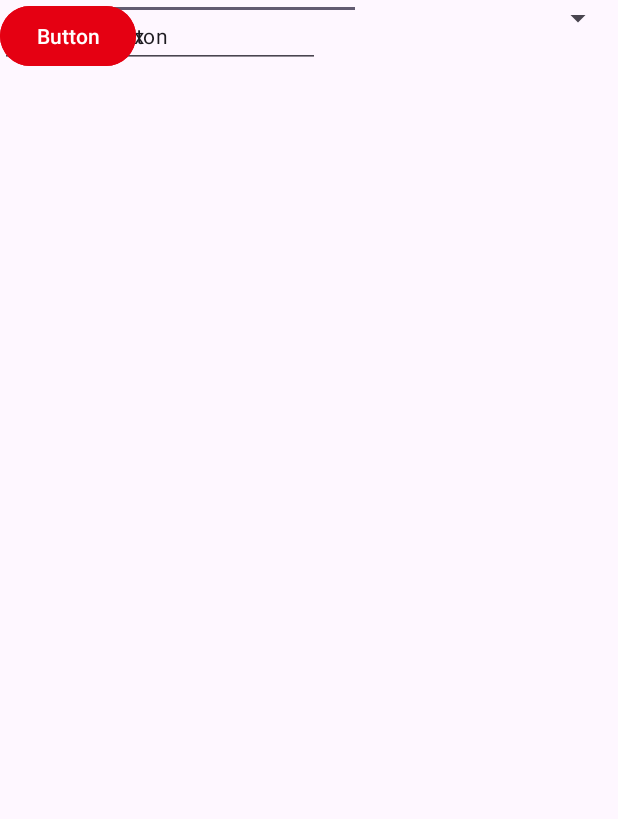
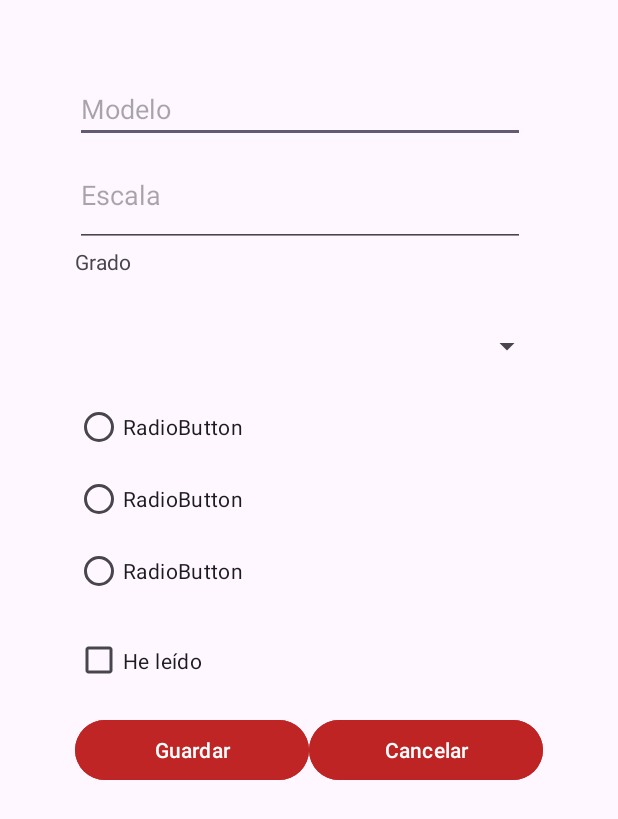
Before and after one commit to CarlosHC12/PracticaMoviles, an Android app: the layout activity_form.xml on its own in the app's theme, with its tools: preview values and no code run, on a phone screen of 412 x 824 dp. Shown: the top 819 px of the screen. Run offline under Robolectric (Android 15) with nearby library versions, the phone set to English and light mode, and no system bars.

Commit message:
Comienzo formulario

```diff
--- a/app/build.gradle.kts
+++ b/app/build.gradle.kts
@@ -30,6 +30,9 @@ android {
         sourceCompatibility = JavaVersion.VERSION_11
         targetCompatibility = JavaVersion.VERSION_11
     }
+    buildFeatures {
+        viewBinding = true
+    }
 }
 
 dependencies {
@@ -41,4 +44,5 @@ dependencies {
     testImplementation(libs.junit)
     androidTestImplementation(libs.androidx.espresso.core)
     androidTestImplementation(libs.androidx.junit)
+    implementation(libs.androidx.recyclerview)
 }
--- a/app/src/main/java/com/example/apptest/FormActivity.kt
+++ b/app/src/main/java/com/example/apptest/FormActivity.kt
@@ -1,20 +1,55 @@
 package com.example.apptest
 
 import android.os.Bundle
+import android.widget.Toast
 import androidx.activity.enableEdgeToEdge
 import androidx.appcompat.app.AppCompatActivity
 import androidx.core.view.ViewCompat
 import androidx.core.view.WindowInsetsCompat
+import com.example.apptest.databinding.ActivityFormBinding
 
 class FormActivity : AppCompatActivity() {
+
+    companion object {
+        const val error_obligatorio = "CAMPO OBLIGATORIO"
+    }
+    private lateinit var binding: ActivityFormBinding
     override fun onCreate(savedInstanceState: Bundle?) {
         super.onCreate(savedInstanceState)
         enableEdgeToEdge()
-        setContentView(R.layout.activity_form)
-        ViewCompat.setOnApplyWindowInsetsListener(findViewById(R.id.main)) { v, insets ->
+        binding = ActivityFormBinding.inflate(layoutInflater)
+        setContentView(binding.root)
+        ViewCompat.setOnApplyWindowInsetsListener(binding.main) { v, insets ->
             val systemBars = insets.getInsets(WindowInsetsCompat.Type.systemBars())
             v.setPadding(systemBars.left, systemBars.top, systemBars.right, systemBars.bottom)
             insets
         }
+        binding.btnGuardar.setOnClickListener { guardar() }
+        binding.btnCancelar.setOnClickListener { finish() }
     }
+
+    private fun guardar() {
+        val modelo = binding.edModelo.text.toString().trim()
+        val escala = binding.edEscala.text.toString().trim()
+
+        if (modelo.isEmpty()) {
+            binding.edModelo.error = error_obligatorio
+            binding.edEscala.requestFocus()
+            return
+        }
+        if (escala.isEmpty()) {
+            binding.edModelo.error =  error_obligatorio
+            binding.edEscala.requestFocus()
+            return
+        }
+        val grado = binding.spinnerGrado.selectedItem.toString()
+        /*val formato = when (binding.grupoFormato.checkedRadioButtonId) {
+            R.id.radio_electronico -> getString(R.string.electronico)
+            R.id.radio_audiolibro -> getString(R.string.audiolibro)
+            else -> getString(R.string.papel)*/
+
+    }
+    val leido = binding.checkLeido.isChecked
+
+
 }
--- a/app/src/main/res/layout/activity_form.xml
+++ b/app/src/main/res/layout/activity_form.xml
@@ -1,66 +1,93 @@
 <?xml version="1.0" encoding="utf-8"?>
-<androidx.constraintlayout.widget.ConstraintLayout xmlns:android="http://schemas.android.com/apk/res/android"
+<androidx.constraintlayout.widget.ConstraintLayout
+    xmlns:android="http://schemas.android.com/apk/res/android"
     xmlns:app="http://schemas.android.com/apk/res-auto"
     xmlns:tools="http://schemas.android.com/tools"
     android:id="@+id/main"
     android:layout_width="match_parent"
-    android:layout_height="match_parent"
+    android:layout_height="wrap_content"
     tools:context=".FormActivity">
 
+    <ScrollView
+        android:layout_width="match_parent"
+        android:layout_height="match_parent">
+
+        <LinearLayout
+            android:layout_width="match_parent"
+            android:layout_height="wrap_content"
+            android:orientation="vertical"
+            android:padding="50dp">
+
             <EditText
-        android:id="@+id/editTextText"
+                android:id="@+id/edModelo"
+                android:layout_width="300dp"
+                android:layout_height="wrap_content"
+                android:hint="@string/edModelo" />
+
+            <EditText
+                android:id="@+id/edEscala"
+                android:layout_width="300dp"
+                android:layout_height="69dp"
+                android:hint="@string/ftEscala" />
+
+            <TextView
+                android:id="@+id/tvGrado"
+                android:layout_width="77dp"
+                android:layout_height="36dp"
+                android:text="@string/tvGrado" />
+
+            <Spinner
+                android:id="@+id/spinnerGrado"
+                android:layout_width="match_parent"
+                android:layout_height="60dp" />
+
+            <RadioButton
+                android:text="RadioButton"
+                android:layout_width="wrap_content"
+                android:layout_height="wrap_content" />
+
+            <RadioButton
                 android:layout_width="wrap_content"
                 android:layout_height="wrap_content"
-        android:ems="10"
-        android:hint="Modelo"
-        android:inputType="text"
-        app:layout_constraintBottom_toTopOf="@+id/editTextText2"
-        app:layout_constraintEnd_toEndOf="parent"
-        app:layout_constraintHorizontal_bias="0.139"
-        app:layout_constraintStart_toStartOf="parent"
-        app:layout_constraintTop_toTopOf="parent"
-        app:layout_constraintVertical_bias="0.707" />
-
-    <EditText
-        android:id="@+id/editTextText2"
-        android:layout_width="wrap_content"
-        android:layout_height="wrap_content"
-        android:ems="10"
-        android:hint="autor"
-        android:inputType="text"
-        tools:layout_editor_absoluteX="28dp"
-        tools:layout_editor_absoluteY="127dp" />
-
-    <Spinner
-        android:id="@+id/spinner"
-        android:layout_width="409dp"
-        android:layout_height="wrap_content"
-        tools:layout_editor_absoluteX="1dp"
-        tools:layout_editor_absoluteY="203dp" />
+                android:text="RadioButton" />
 
             <RadioButton
-        android:id="@+id/radioButton"
+                android:text="RadioButton"
                 android:layout_width="wrap_content"
-        android:layout_height="wrap_content"
-        android:text="RadioButton"
-        tools:layout_editor_absoluteX="24dp"
-        tools:layout_editor_absoluteY="256dp" />
+                android:layout_height="wrap_content" />
 
             <CheckBox
-        android:id="@+id/checkBox"
-        android:layout_width="wrap_content"
+                android:id="@+id/checkLeido"
+                android:layout_width="match_parent"
+                android:layout_height="71dp"
+                android:text="He leído" />
+
+            <LinearLayout
+                android:layout_width="match_parent"
                 android:layout_height="wrap_content"
-        android:text="CheckBox"
-        tools:layout_editor_absoluteX="24dp"
-        tools:layout_editor_absoluteY="322dp" />
+                android:orientation="horizontal">
 
                 <Button
-        android:id="@+id/button"
-        android:layout_width="wrap_content"
+                    android:id="@+id/btnGuardar"
+                    android:layout_width="0dp"
+                    android:layout_height="match_parent"
+                    android:layout_weight="1"
+                    android:backgroundTint="#BF2525"
+                    android:text="@string/btGuardar" />
+
+                <Button
+                    android:id="@+id/btnCancelar"
+                    android:layout_width="0dp"
                     android:layout_height="wrap_content"
-        android:backgroundTint="@color/red"
-        android:text="Button"
-        android:textColorLink="@color/red"
-        tools:layout_editor_absoluteX="16dp"
-        tools:layout_editor_absoluteY="391dp" />
+                    android:layout_weight="1"
+                    android:backgroundTint="#BF2424"
+                    android:text="@string/btCancelar" />
+
+            </LinearLayout>
+
+
+        </LinearLayout>
+
+    </ScrollView>
+
 </androidx.constraintlayout.widget.ConstraintLayout>
--- a/app/src/main/res/values/strings.xml
+++ b/app/src/main/res/values/strings.xml
@@ -1,4 +1,10 @@
 <resources>
     <string name="app_name">APPTEST</string>
+    <string name="btGuardar">Guardar</string>
+    <string name="btCancelar">Cancelar</string>
+    <string name="edModelo">Modelo</string>
+    <string name="ftEscala">Escala</string>
+    <string name="tvGrado">Grado</string>
+    <string name="edBorrar">Borrar</string>
 
 </resources>
--- a/gradle/libs.versions.toml
+++ b/gradle/libs.versions.toml
@@ -9,6 +9,7 @@ material = "1.14.0"
 activityKtx = "1.13.0"
 constraintlayout = "2.2.2"
 recyclerview = "1.4.0"
+
 
 [libraries]
 androidx-core-ktx = { group = "androidx.core", name = "core-ktx", version.ref = "coreKtx" }
```
Also changed, not shown: 2 other files. Lines whose indentation alone changed are shown as unchanged.
